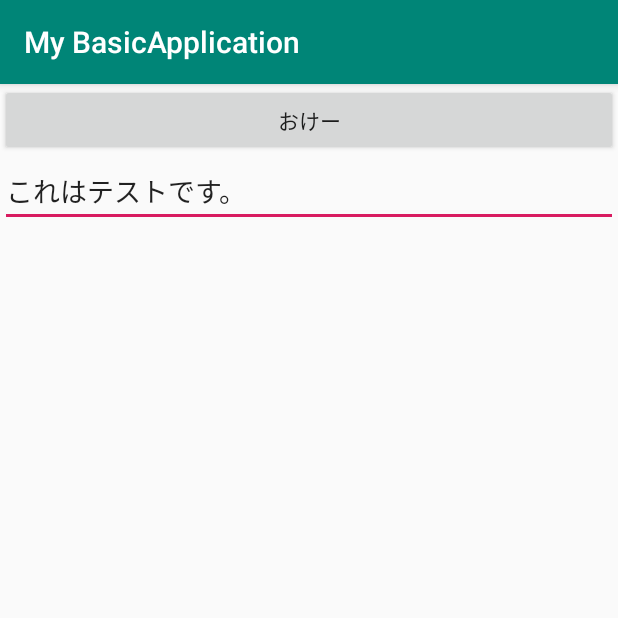
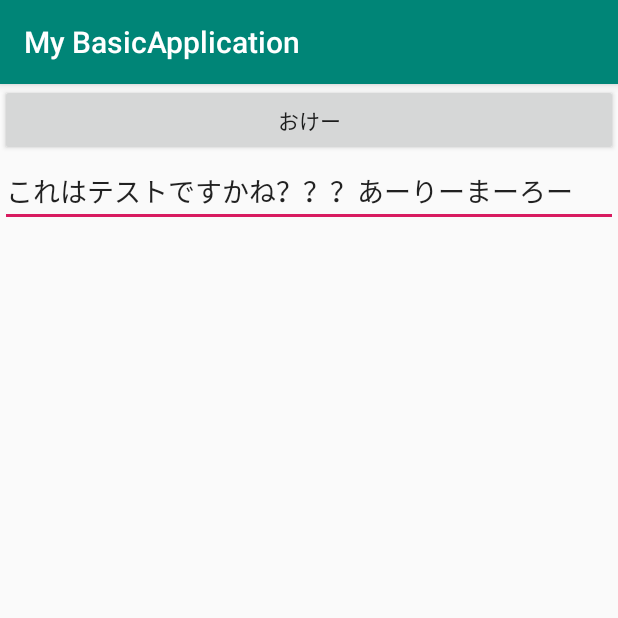
Before and after one commit to arlly/AndroidStudy, an Android app: the screen it shows after launch (MyActivity), after a tap on "YAHOO!", on a phone screen of 412 x 824 dp, the top half of it. Run offline under Robolectric (Android 15) with nearby library versions, the phone set to English and light mode, and no system bars.

Commit message:
Bundleを使ってActivity間データ送りする理解を深めた。

```diff
--- a/app/src/main/java/com/example/mybasicapplication/MainActivity.java
+++ b/app/src/main/java/com/example/mybasicapplication/MainActivity.java
@@ -45,7 +45,7 @@ public class MainActivity extends AppCompatActivity implements View.OnClickListe
         layout.addView(makeButton("yahoo!", TAG_WEB));
 
         textView = new TextView(this);
-        textView.setText("これはテストです。");
+        textView.setText("これはテストですかね？？？");
         textView.setTextColor(Color.BLACK);
         textView.setLayoutParams(new LinearLayout.LayoutParams(WC, WC));
         layout.addView(textView);
@@ -105,6 +105,8 @@ public class MainActivity extends AppCompatActivity implements View.OnClickListe
 
             Intent intent = new Intent(this, MyActivity.class);
             intent.putExtra("text", textView.getText().toString());
+            intent.putExtra("name", "あーりーまーろー");
+            setResult(RESULT_OK, intent);
             startActivityForResult(intent, REQUEST_TEXT);
         }
     }
--- a/app/src/main/java/com/example/mybasicapplication/MyActivity.java
+++ b/app/src/main/java/com/example/mybasicapplication/MyActivity.java
@@ -4,15 +4,17 @@ import android.app.Activity;
 import android.content.Intent;
 import android.os.Bundle;
 import android.text.Layout;
+import android.view.Gravity;
 import android.view.View;
 import android.view.Window;
 import android.widget.Button;
 import android.widget.EditText;
 import android.widget.LinearLayout;
+import android.widget.Toast;
 
 import androidx.appcompat.app.AppCompatActivity;
 
-public class MyActivity extends AppCompatActivity implements View.OnClickListener{
+public class MyActivity extends AppCompatActivity implements View.OnClickListener {
 
     private final static int WC = LinearLayout.LayoutParams.WRAP_CONTENT;
     private final static int MP = LinearLayout.LayoutParams.MATCH_PARENT;
@@ -27,8 +29,12 @@ public class MyActivity extends AppCompatActivity implements View.OnClickListene
         setResult(Activity.RESULT_CANCELED);
 
         String text = "";
+        String arllyName = "";
         Bundle extras = getIntent().getExtras();
-        if (extras != null) text = extras.getString("text");
+        if (extras != null) {
+            text = extras.getString("text");
+            arllyName = extras.getString("name");
+        }
 
         LinearLayout layout = new LinearLayout(this);
         layout.setOrientation(LinearLayout.VERTICAL);
@@ -41,7 +47,7 @@ public class MyActivity extends AppCompatActivity implements View.OnClickListene
         layout.addView(button);
 
         editText = new EditText(this);
-        editText.setText(text);
+        editText.setText(text + arllyName);
         editText.setLayoutParams(new LinearLayout.LayoutParams(MP, WC));
         layout.addView(editText);
     }
@@ -55,5 +61,17 @@ public class MyActivity extends AppCompatActivity implements View.OnClickListene
         finish();
     }
 
+    @Override
+    protected void onActivityResult(int requestCode, int resultCode, Intent intent) {
+        super.onActivityResult(requestCode, resultCode, intent);
+        if (resultCode == RESULT_OK) {
+            String name = intent.getExtras().getString("text");
+            Toast toast = Toast.makeText(this, name, Toast.LENGTH_LONG);
+            // 位置調整
+            toast.setGravity(Gravity.CENTER, 0, -200);
+            toast.show();
+        }
+    }
+
 
 }
```
